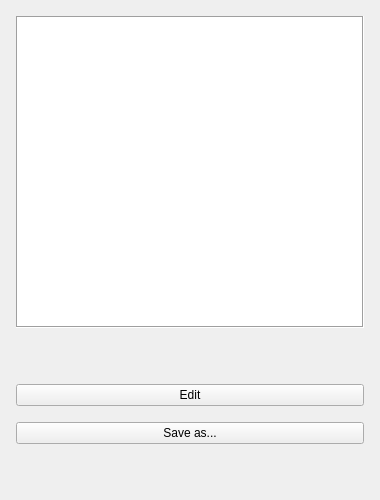
Qt form forms/preview.ui (veeti/vendace) before a commit.
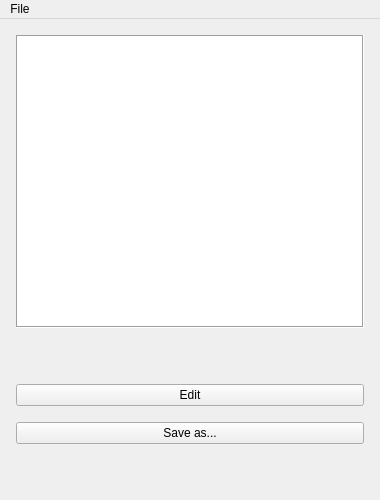
The same form after that commit.

The edit to the form file:
```diff
--- a/forms/preview.ui
+++ b/forms/preview.ui
@@ -103,6 +103,28 @@
     </item>
    </layout>
   </widget>
+  <widget class="QMenuBar" name="menuBar">
+   <property name="geometry">
+    <rect>
+     <x>0</x>
+     <y>0</y>
+     <width>380</width>
+     <height>24</height>
+    </rect>
+   </property>
+   <widget class="QMenu" name="menuFile">
+    <property name="title">
+     <string>File</string>
+    </property>
+    <addaction name="settingsAction"/>
+   </widget>
+   <addaction name="menuFile"/>
+  </widget>
+  <action name="settingsAction">
+   <property name="text">
+    <string>Settings</string>
+   </property>
+  </action>
  </widget>
  <resources/>
  <connections/>
```
